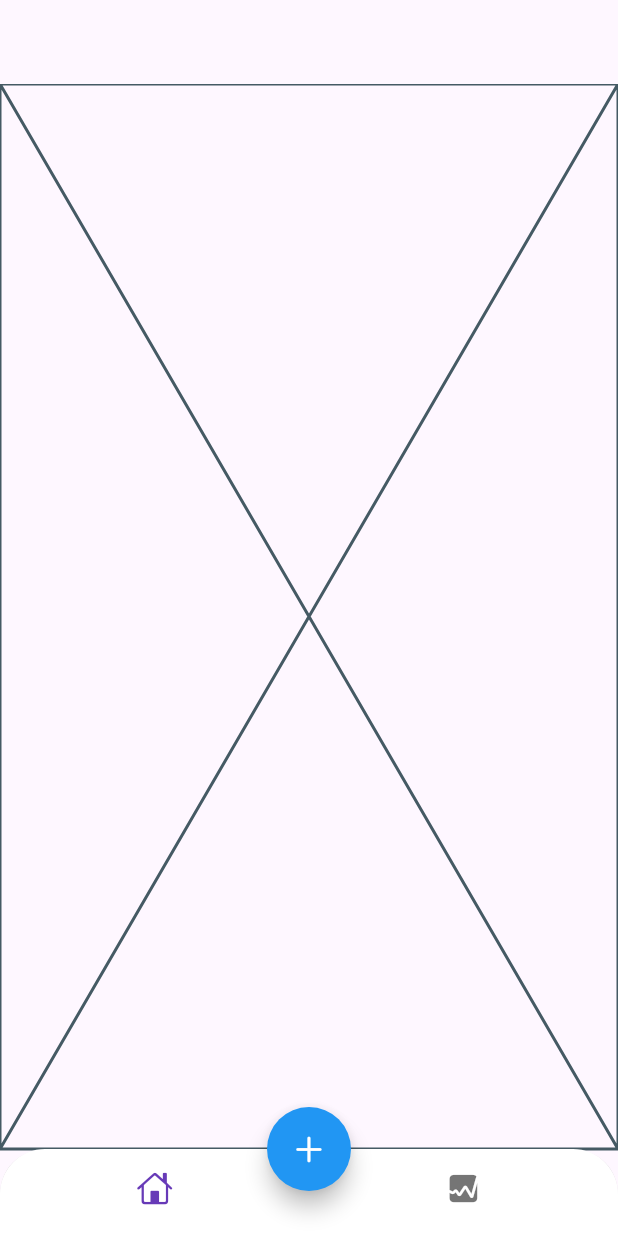
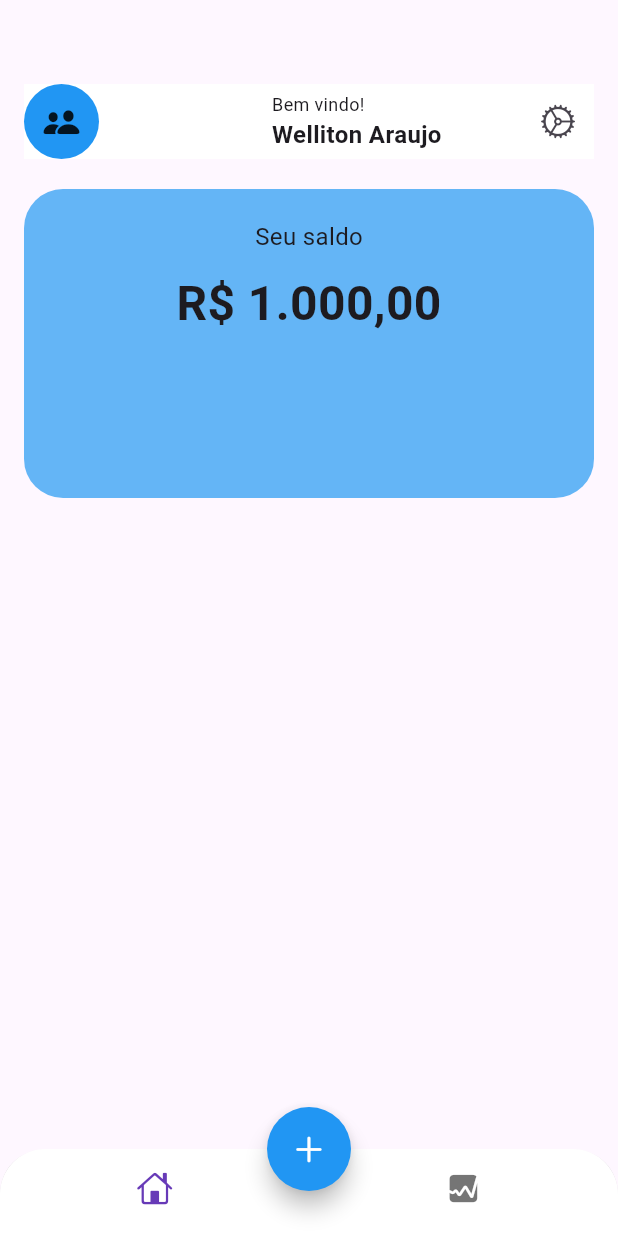
Before and after one commit to wellitonaraujo/despesas_app, a Flutter app: the screen it shows after launch, on a phone screen of 412 x 824 dp. Run offline on Flutter 3.47's test engine with Material 3 defaults, Android fonts, the phone set to English and light mode, and no system bars.

Commit message:
feat: inital main screen

```diff
--- a/lib/screens/views/main_screen.dart
+++ b/lib/screens/views/main_screen.dart
@@ -1,3 +1,4 @@
+import 'package:flutter/cupertino.dart';
 import 'package:flutter/material.dart';
 
 class MainScreen extends StatelessWidget {
@@ -5,6 +6,93 @@ class MainScreen extends StatelessWidget {
 
   @override
   Widget build(BuildContext context) {
-    return const Placeholder();
+    return SafeArea(
+      child: Padding(
+        padding: const EdgeInsets.symmetric(horizontal: 16.0),
+        child: Column(
+          children: [
+          Container(
+            color: Colors.white,
+            child: Row(
+              mainAxisSize: MainAxisSize.max,
+              mainAxisAlignment: MainAxisAlignment.spaceBetween,
+              children: [
+              Stack(
+                alignment: Alignment.center,
+                children: [
+                  Container(
+                    width: 50,
+                    height: 50,
+                   decoration: const BoxDecoration(
+                     shape: BoxShape.circle,
+                     color: Colors.blue,
+                    ),
+                  ),
+                  Icon(CupertinoIcons.person_2_fill)
+                ],
+              ),
+              const SizedBox(width: 8),
+              Align(
+                alignment: Alignment.centerLeft,
+                child: const Column(
+                  crossAxisAlignment: CrossAxisAlignment.start,
+                  children: [
+                    Text(
+                      'Bem vindo!',
+                      style: TextStyle(
+                        fontSize: 12,
+                        fontWeight: FontWeight.w400,
+                      ),
+                    ),
+                     Text(
+                      'Welliton Araujo',
+                      style: TextStyle(
+                        fontSize: 16,
+                        fontWeight: FontWeight.w600,
+                      ),
+                    ),
+                  ],
+                ),
+              ),
+              Align(
+                alignment: Alignment.centerRight,
+                child: IconButton(onPressed: () {}, icon: Icon(CupertinoIcons.settings)),
+              )
+            ],
+            ),
+          ),
+          const SizedBox(height: 20),
+          Container(
+            width: MediaQuery.of(context).size.width,
+            height: MediaQuery.of(context).size.width / 2,
+            decoration: BoxDecoration(
+              color: Colors.blue.shade300,
+              borderRadius: BorderRadius.circular(26),
+            ),
+            child: Column(
+              children: [
+                const SizedBox(height: 20),
+                const Text(
+                  'Seu saldo',
+                  style: TextStyle(
+                    fontSize: 16,
+                    fontWeight: FontWeight.w400,
+                  ),
+                ),
+                const SizedBox(height: 10),
+                const Text(
+                  'R\$ 1.000,00',
+                  style: TextStyle(
+                    fontSize: 32,
+                    fontWeight: FontWeight.w600,
+                  ),
+                ),
+              ],
+            ),
+          )
+          ],
+        ),
+      ),
+    );
   }
 }
```
